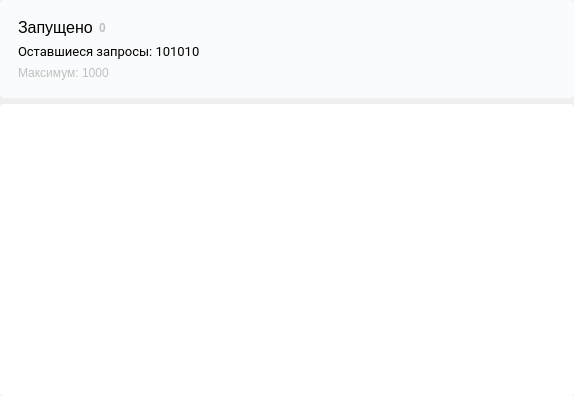
Above: src/launchedwidget.ui from MorganGrieves/VKSender before the change. Below: the same form after it.
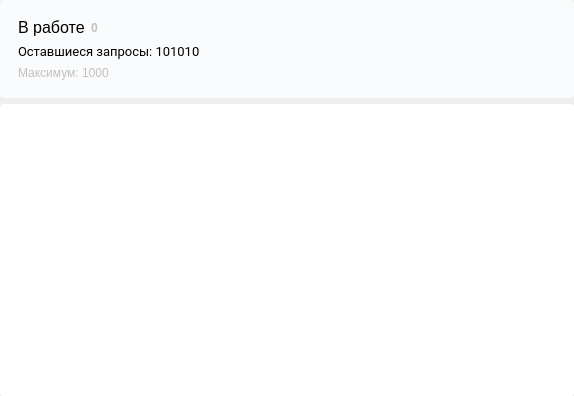
That is the form after the change.

```diff
--- a/src/launchedwidget.ui
+++ b/src/launchedwidget.ui
@@ -91,7 +91,7 @@
                <string notr="true">color: black;</string>
               </property>
               <property name="text">
-               <string>Запущено</string>
+               <string>В работе</string>
               </property>
              </widget>
             </item>
```
Left out of the diff: 3 changed lines with no effect on the pictures.
